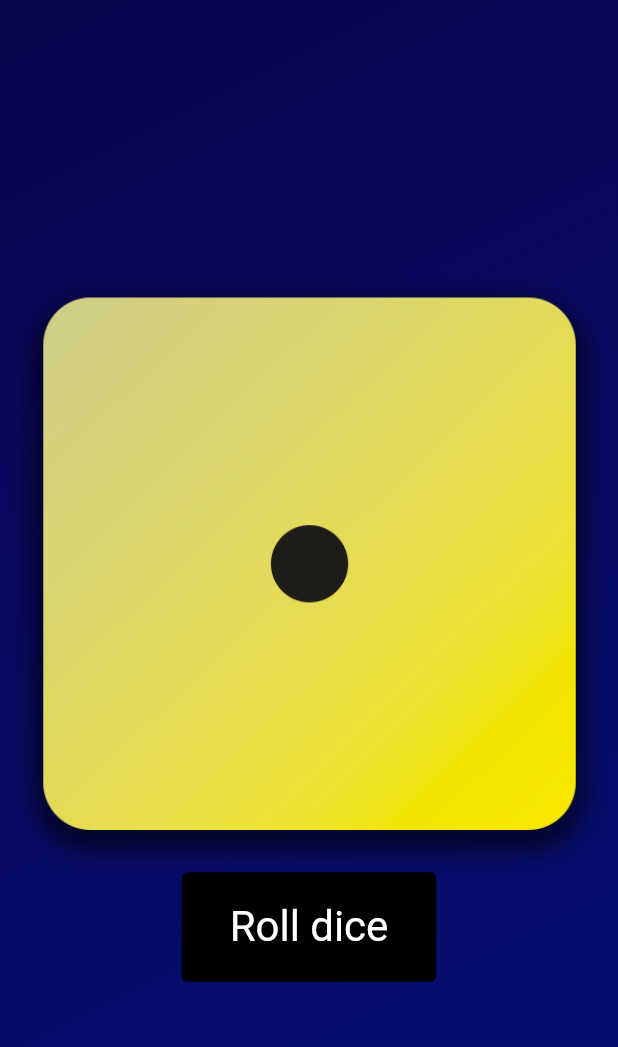
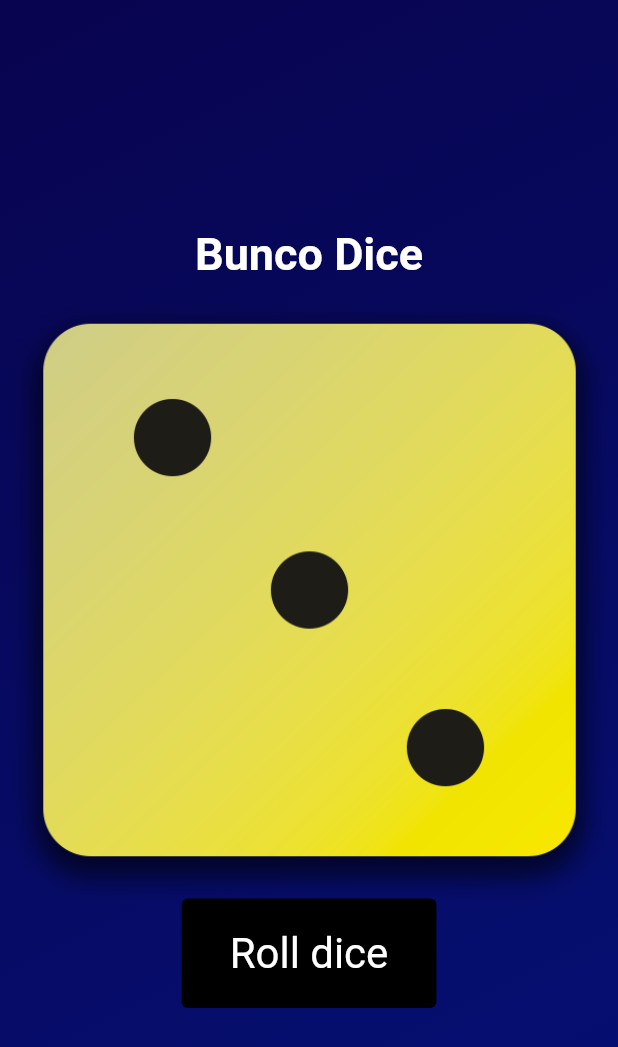
Before and after one commit to ntwari-egide/dice-app-flutter, a Flutter app: the screen it shows after launch, after a tap on "Roll dice", on a phone screen of 412 x 824 dp. Shown: the top 1047 px of the screen. Run offline on Flutter 3.47's test engine with Material 2 defaults, Android fonts, the phone set to English and light mode, and no system bars.

Commit message:
feat: implement main function in dart

```diff
--- a/lib/gradient_container.dart
+++ b/lib/gradient_container.dart
@@ -1,5 +1,4 @@
 // custom widget
-import 'package:app/styled_text.dart';
 import 'package:flutter/material.dart';
 
 // defininga variables
@@ -10,14 +9,19 @@ const endAlignment = Alignment.bottomRight;
 class GradientContainer extends StatelessWidget {
   // defining the constructor
   // passing props
-  const GradientContainer(this.color1, this.color2, {super.key});
+  GradientContainer(this.color1, this.color2, {super.key});
 
   final Color color1;
   final Color color2;
 
+  var activeImage = 'assets/images/dice-3.png';
+
   // defining functions
-
-  void rollDice() {}
+  // implement changing dice image algorithm
+  void rollDice() {
+    activeImage = 'assets/images/dice-4.png';
+    print('changing dice...');
+  }
 
   @override
   Widget build(context) {
@@ -36,11 +40,24 @@ class GradientContainer extends StatelessWidget {
         child: Column(
           mainAxisSize: MainAxisSize.min,
           children: [
-            Image.asset('assets/images/dice-1.png'),
+            const Text(
+              "Bunco Dice",
+              style: TextStyle(
+                fontSize: 30,
+                color: Colors.white,
+                fontWeight: FontWeight.bold,
+              ),
+            ),
+            Image.asset(activeImage),
             TextButton(
               onPressed: rollDice,
               style: TextButton.styleFrom(
-                  padding: const EdgeInsets.only(left: 32, right: 32, top: 20, bottom: 20, ),
+                  padding: const EdgeInsets.only(
+                    left: 32,
+                    right: 32,
+                    top: 20,
+                    bottom: 20,
+                  ),
                   backgroundColor: Colors.black,
                   foregroundColor: Colors.white,
                   textStyle: const TextStyle(
--- a/lib/main.dart
+++ b/lib/main.dart
@@ -4,12 +4,12 @@ import 'package:flutter/material.dart';
 void main() {
   // main entry point of the flutter app
   runApp(
-    const MaterialApp(
+    MaterialApp(
     home: Scaffold(
       // backgroundColor: const Color.fromARGB(255, 238, 163, 52),
       body: GradientContainer(
-       Color.fromARGB(255, 8, 4, 79),
-       Color.fromARGB(255, 5, 16, 117),
+       const Color.fromARGB(255, 8, 4, 79),
+       const Color.fromARGB(255, 5, 16, 117),
       )
       ),
     ),
```
